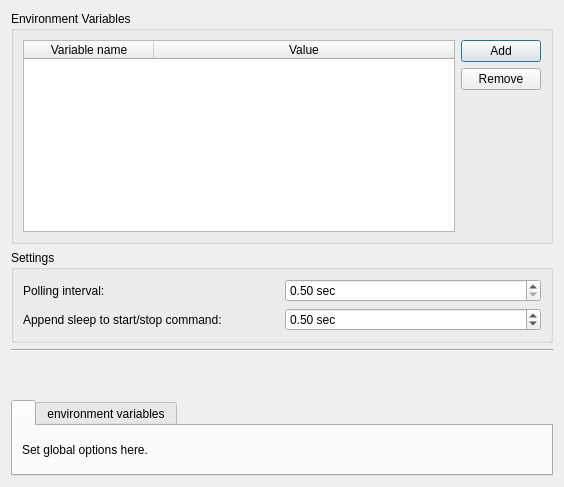
Qt form contents/code/dialogs/Settings.ui (mbleichner/service-monitor) before a commit.
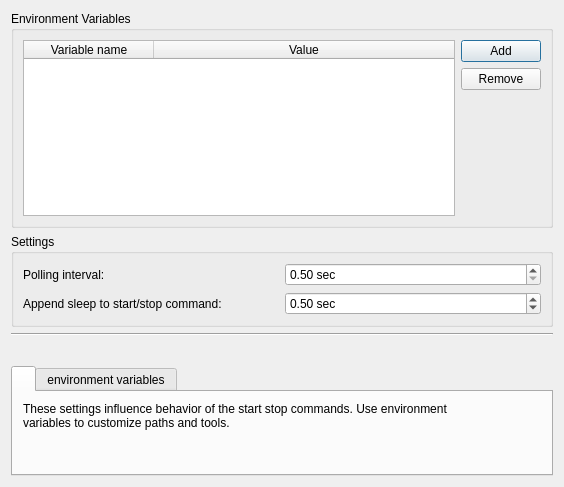
The same form after that commit. The open tabs and pages were chosen to show the change. Icons and pictures are not drawn.

Commit message: made all help tabs same height and wrote help text for settings page

Patch:
```diff
--- a/contents/code/dialogs/Settings.ui
+++ b/contents/code/dialogs/Settings.ui
@@ -188,15 +188,27 @@
    <item>
     <widget class="QTabWidget" name="helpTabWidget">
      <property name="sizePolicy">
-      <sizepolicy hsizetype="Expanding" vsizetype="Fixed">
+      <sizepolicy hsizetype="Expanding" vsizetype="Minimum">
        <horstretch>0</horstretch>
        <verstretch>0</verstretch>
       </sizepolicy>
      </property>
+     <property name="minimumSize">
+      <size>
+       <width>0</width>
+       <height>110</height>
+      </size>
+     </property>
      <property name="currentIndex">
       <number>1</number>
      </property>
      <widget class="QWidget" name="help">
+      <property name="sizePolicy">
+       <sizepolicy hsizetype="Expanding" vsizetype="Expanding">
+        <horstretch>0</horstretch>
+        <verstretch>0</verstretch>
+       </sizepolicy>
+      </property>
       <attribute name="icon">
        <iconset resource="../resources/icons/icons.qrc">
         <normaloff>:/help.png</normaloff>:/help.png</iconset>
@@ -205,13 +217,23 @@
        <string/>
       </attribute>
       <layout class="QVBoxLayout" name="verticalLayout_4">
+       <property name="margin">
+        <number>10</number>
+       </property>
        <item>
         <widget class="QLabel" name="label_4">
+         <property name="sizePolicy">
+          <sizepolicy hsizetype="Expanding" vsizetype="Expanding">
+           <horstretch>0</horstretch>
+           <verstretch>0</verstretch>
+          </sizepolicy>
+         </property>
          <property name="text">
-          <string>Set global options here.</string>
+          <string>These settings influence behavior of the start stop commands. Use environment
+variables to customize paths and tools.</string>
          </property>
          <property name="alignment">
-          <set>Qt::AlignLeading|Qt::AlignLeft|Qt::AlignVCenter</set>
+          <set>Qt::AlignLeading|Qt::AlignLeft|Qt::AlignTop</set>
          </property>
         </widget>
        </item>
```
Left out of the diff: 19 changed lines with no effect on the pictures. The commit also changes 10 other files.
